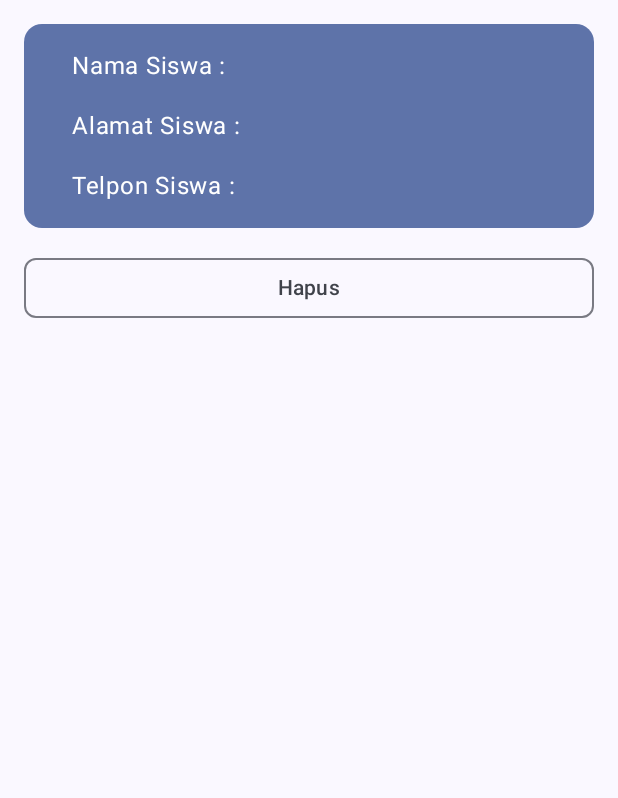
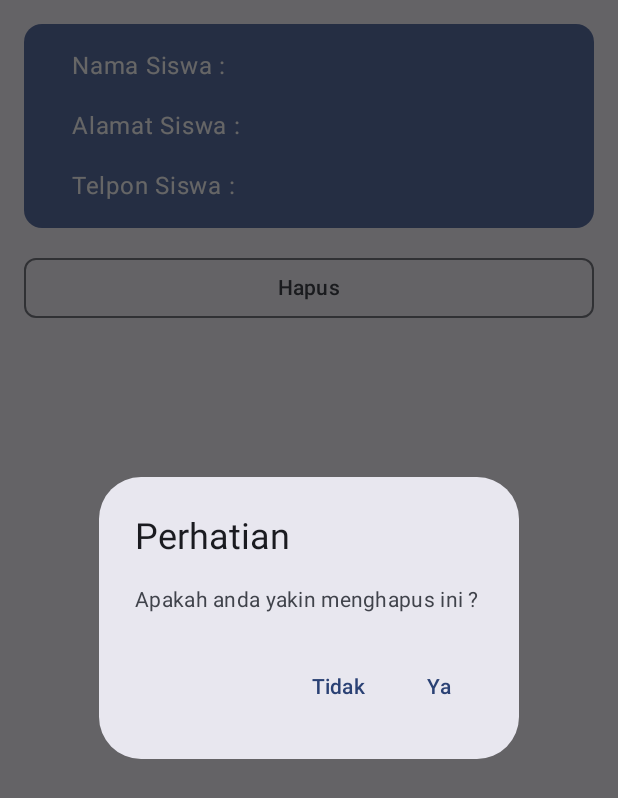
Before and after one commit to Mahl11/0118_RoomDatabase, an Android app built with Jetpack Compose: the composable BodyDetailDataSiswa shown on its own in the app's theme, after a tap on "Hapus", on a phone screen of 412 x 824 dp. Shown: the top 798 px of the screen. Run offline under Robolectric (Android 15) with nearby library versions, the phone set to English and light mode, and no system bars; our stand-ins replace Room's generated code.

Commit message:
Menambahkan dialog konfirmasi hapus pada HalamanDetailSiswa

```diff
--- a/app/src/main/java/com/example/questroomdatabase_0118/view/HalamanDetailSiswa.kt
+++ b/app/src/main/java/com/example/questroomdatabase_0118/view/HalamanDetailSiswa.kt
@@ -11,6 +11,7 @@ import androidx.compose.foundation.rememberScrollState
 import androidx.compose.foundation.verticalScroll
 import androidx.compose.material.icons.Icons
 import androidx.compose.material.icons.filled.Edit
+import androidx.compose.material3.AlertDialog
 import androidx.compose.material3.Card
 import androidx.compose.material3.CardDefaults
 import androidx.compose.material3.ExperimentalMaterial3Api
@@ -20,9 +21,14 @@ import androidx.compose.material3.MaterialTheme
 import androidx.compose.material3.OutlinedButton
 import androidx.compose.material3.Scaffold
 import androidx.compose.material3.Text
+import androidx.compose.material3.TextButton
 import androidx.compose.runtime.Composable
 import androidx.compose.runtime.collectAsState
+import androidx.compose.runtime.getValue
+import androidx.compose.runtime.mutableStateOf
 import androidx.compose.runtime.rememberCoroutineScope
+import androidx.compose.runtime.saveable.rememberSaveable
+import androidx.compose.runtime.setValue
 import androidx.compose.ui.Modifier
 import androidx.compose.ui.res.dimensionResource
 import androidx.compose.ui.res.stringResource
@@ -87,7 +93,7 @@ fun DetailSiswaScreen(
 }
 
 @Composable
-fun BodyDetailDataSiswa(
+private fun BodyDetailDataSiswa(
     detailSiswaUiState: DetailsSiswaUiState,
     onDelete: () -> Unit,
     modifier: Modifier = Modifier
@@ -96,17 +102,30 @@ fun BodyDetailDataSiswa(
         modifier = modifier.padding(dimensionResource(id = R.dimen.padding_medium)),
         verticalArrangement = Arrangement.spacedBy(dimensionResource(id = R.dimen.padding_medium))
     ) {
+        var deleteConfirmationRequired by rememberSaveable { mutableStateOf(false) }
+
         DetailDataSiswa(
             siswa = detailSiswaUiState.detailSiswa.toSiswa(),
             modifier = Modifier.fillMaxWidth()
         )
 
         OutlinedButton(
-            onClick = onDelete,
+            onClick = { deleteConfirmationRequired = true },
             shape = MaterialTheme.shapes.small,
             modifier = Modifier.fillMaxWidth()
         ) {
             Text(stringResource(R.string.delete))
+        }
+
+        if (deleteConfirmationRequired) {
+            DeleteConfirmationDialog(
+                onDeleteConfirm = {
+                    deleteConfirmationRequired = false
+                    onDelete()
+                },
+                onDeleteCancel = { deleteConfirmationRequired = false },
+                modifier = Modifier.padding(dimensionResource(id = R.dimen.padding_medium))
+            )
         }
     }
 }
@@ -155,7 +174,7 @@ fun DetailDataSiswa(
 }
 
 @Composable
-fun BarisDetailData(
+private fun BarisDetailData(
     @StringRes labelResID: Int,
     itemDetail: String,
     modifier: Modifier = Modifier
@@ -166,3 +185,27 @@ fun BarisDetailData(
         Text(text = itemDetail, fontWeight = FontWeight.Bold)
     }
 }
+
+@Composable
+private fun DeleteConfirmationDialog(
+    onDeleteConfirm: () -> Unit,
+    onDeleteCancel: () -> Unit,
+    modifier: Modifier = Modifier
+) {
+    AlertDialog(
+        onDismissRequest = { /* Do nothing */ },
+        title = { Text(stringResource(R.string.attention)) },
+        text = { Text(stringResource(R.string.tanya)) },
+        modifier = modifier,
+        dismissButton = {
+            TextButton(onClick = onDeleteCancel) {
+                Text(stringResource(R.string.no))
+            }
+        },
+        confirmButton = {
+            TextButton(onClick = onDeleteConfirm) {
+                Text(stringResource(R.string.yes))
+            }
+        }
+    )
+}
```
